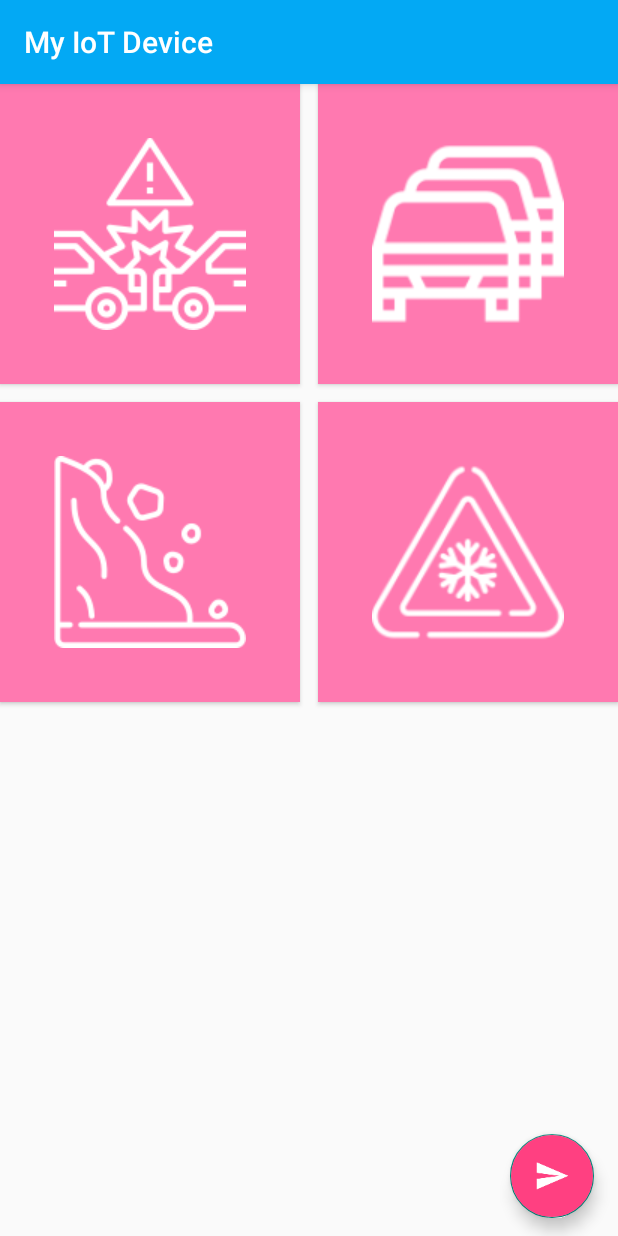
After one commit to AntoBrandi/Master-Thesis, an Android app: the SendEventActivity screen opened directly, with no data from a screen before it, on a phone screen of 412 x 824 dp. The commit adds this screen. Run offline under Robolectric (Android 15) with nearby library versions, the phone set to English and light mode, and no system bars.

Commit message:
Main structure completed for all activities

```diff
--- a/Android-Application/MyIoTdevice/app/src/main/AndroidManifest.xml
+++ b/Android-Application/MyIoTdevice/app/src/main/AndroidManifest.xml
@@ -16,6 +16,7 @@
                 <category android:name="android.intent.category.LAUNCHER" />
             </intent-filter>
         </activity>
+        <activity android:name=".SendEventActivity"></activity>
 
     </application>
     <uses-permission android:name="android.permission.ACCESS_FINE_LOCATION"></uses-permission>
--- a/Android-Application/MyIoTdevice/app/src/main/java/com/example/myiotdevice/MainActivity.java
+++ b/Android-Application/MyIoTdevice/app/src/main/java/com/example/myiotdevice/MainActivity.java
@@ -98,11 +98,13 @@ public class MainActivity extends AppCompatActivity {
         }
 
         // SEND DATA
-        FloatingActionButton fab = findViewById(R.id.fab);
+        FloatingActionButton fab = findViewById(R.id.continue_fab);
         fab.setOnClickListener(new View.OnClickListener() {
             @Override
             public void onClick(View view) {
-                // Do something
+                // TODO: Fullfill the event class to be printed in XML format
+                Intent i = new Intent(MainActivity.this,SendEventActivity.class);
+                startActivity(i);
             }
         });
 
--- /dev/null
+++ b/Android-Application/MyIoTdevice/app/src/main/java/com/example/myiotdevice/SendEventActivity.java
@@ -0,0 +1,96 @@
+package com.example.myiotdevice;
+
+
+import android.os.Bundle;
+import android.support.design.widget.FloatingActionButton;
+import android.support.v7.app.AppCompatActivity;
+import android.view.View;
+import android.widget.Button;
+
+public class SendEventActivity extends AppCompatActivity {
+    public int car_accident_click;
+    public int traffic_jam_click;
+    public int landslide_click;
+    public int snow_click;
+
+
+    @Override
+    protected void onCreate(Bundle savedInstanceState) {
+        super.onCreate(savedInstanceState);
+        setContentView(R.layout.send_event_activity);
+        // reset counter click
+        car_accident_click=0;
+        traffic_jam_click=0;
+        landslide_click=0;
+        snow_click=0;
+
+        // Button Click manage
+        final Button car_accident = (Button) findViewById(R.id.car_accident);
+        final Button traffic_jam = (Button) findViewById(R.id.traffic_jam);
+        final Button landslide = (Button) findViewById(R.id.landslide);
+        final Button snow = (Button) findViewById(R.id.snow);
+
+        car_accident.setOnClickListener(new View.OnClickListener() {
+            @Override
+            public void onClick(View v) {
+                car_accident_click++;
+                if ((car_accident_click%2)-1==0) {
+                    car_accident.setBackgroundColor(getResources().getColor(R.color.colorSecondaryDark));
+                }
+                else
+                {
+                    car_accident.setBackgroundColor(getResources().getColor(R.color.colorSecondaryLight));
+                }
+            }
+        });
+
+        traffic_jam.setOnClickListener(new View.OnClickListener() {
+            @Override
+            public void onClick(View v) {
+                traffic_jam_click++;
+                if((traffic_jam_click%2)-1==0) {
+                    traffic_jam.setBackgroundColor(getResources().getColor(R.color.colorSecondaryDark));
+                }
+                else{
+                    traffic_jam.setBackgroundColor(getResources().getColor(R.color.colorSecondaryLight));
+                }
+            }
+        });
+
+        landslide.setOnClickListener(new View.OnClickListener() {
+            @Override
+            public void onClick(View v) {
+                landslide_click++;
+                if((landslide_click%2)-1==0) {
+                    landslide.setBackgroundColor(getResources().getColor(R.color.colorSecondaryDark));
+                }
+                else{
+                    landslide.setBackgroundColor(getResources().getColor(R.color.colorSecondaryLight));
+                }
+            }
+        });
+
+        snow.setOnClickListener(new View.OnClickListener() {
+            @Override
+            public void onClick(View v) {
+                snow_click++;
+                if((snow_click%2)-1==0) {
+                    snow.setBackgroundColor(getResources().getColor(R.color.colorSecondaryDark));
+                }
+                else{
+                    snow.setBackgroundColor(getResources().getColor(R.color.colorSecondaryLight));
+                }
+            }
+        });
+
+
+        // SEND DATA
+        FloatingActionButton fab = findViewById(R.id.send_fab);
+        fab.setOnClickListener(new View.OnClickListener() {
+            @Override
+            public void onClick(View view) {
+                // TODO: Fill remaining data and send over XML
+            }
+        });
+    }
+}
--- a/Android-Application/MyIoTdevice/app/src/main/res/layout/activity_main.xml
+++ b/Android-Application/MyIoTdevice/app/src/main/res/layout/activity_main.xml
@@ -64,7 +64,7 @@
         </ListView>
 
         <android.support.design.widget.FloatingActionButton
-            android:id="@+id/fab"
+            android:id="@+id/continue_fab"
             android:layout_width="wrap_content"
             android:layout_height="wrap_content"
             android:layout_alignParentBottom="true"
--- /dev/null
+++ b/Android-Application/MyIoTdevice/app/src/main/res/layout/send_event_activity.xml
@@ -0,0 +1,65 @@
+<?xml version="1.0" encoding="utf-8"?>
+<android.support.design.widget.CoordinatorLayout
+    xmlns:android="http://schemas.android.com/apk/res/android" android:layout_width="match_parent"
+    android:layout_height="match_parent">
+
+    <RelativeLayout
+        android:layout_width="match_parent"
+        android:layout_height="match_parent"
+        android:background="@color/colorBackground">
+
+        <Button
+            android:layout_width="wrap_content"
+            android:layout_height="wrap_content"
+            android:drawableLeft="@drawable/accident"
+            android:layout_alignParentLeft="true"
+            android:padding="36dp"
+            android:background="@color/colorSecondaryLight"
+            android:id="@+id/car_accident"/>
+
+        <Button
+            android:layout_width="wrap_content"
+            android:layout_height="wrap_content"
+            android:drawableLeft="@drawable/traffic_jam"
+            android:padding="36dp"
+            android:background="@color/colorSecondaryLight"
+            android:layout_alignParentRight="true"
+            android:id="@+id/traffic_jam"/>
+
+        <Button
+            android:layout_width="wrap_content"
+            android:layout_height="wrap_content"
+            android:drawableLeft="@drawable/landslide"
+            android:id="@+id/landslide"
+            android:padding="36dp"
+            android:layout_marginTop="@dimen/MarginTop"
+            android:background="@color/colorSecondaryLight"
+            android:layout_below="@id/car_accident"/>
+        <Button
+            android:layout_width="wrap_content"
+            android:layout_height="wrap_content"
+            android:layout_below="@id/traffic_jam"
+            android:padding="36dp"
+            android:background="@color/colorSecondaryLight"
+            android:layout_marginTop="@dimen/MarginTop"
+            android:id="@+id/snow"
+            android:layout_alignParentRight="true"
+            android:drawableLeft="@drawable/snow"/>
+
+        <android.support.design.widget.FloatingActionButton
+            android:id="@+id/send_fab"
+            android:layout_width="wrap_content"
+            android:layout_height="wrap_content"
+            android:layout_alignParentBottom="true"
+            android:layout_alignParentRight="true"
+            android:layout_marginBottom="@dimen/MarginBottom"
+            android:layout_marginRight="@dimen/MarginRight"
+            android:backgroundTint="@color/colorSecondary"
+            android:clickable="true"
+            android:src="@drawable/baseline_send_white_36" />
+
+    </RelativeLayout>
+
+
+
+</android.support.design.widget.CoordinatorLayout>
```
Also changed, not shown: Android-Application/MyIoTdevice/app/src/main/res/drawable/accident.png (added), Android-Application/MyIoTdevice/app/src/main/res/drawable/landslide.png (added), Android-Application/MyIoTdevice/app/src/main/res/drawable/snow.png (added), Android-Application/MyIoTdevice/app/src/main/res/drawable/traffic_jam.png (added).
